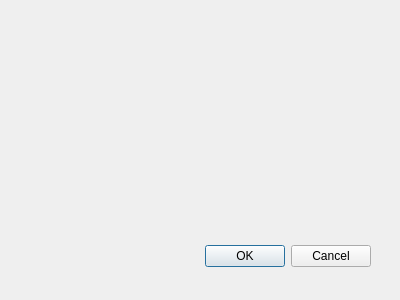
Old version of the form projectsettingsdialog.ui in the repository PawelJanik/ucDevelop.
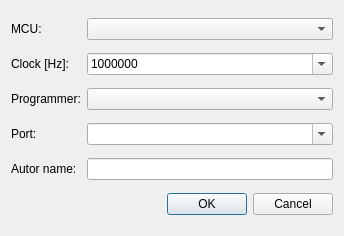
New version of the form.

Diff of the .ui file:
```diff
--- a/projectsettingsdialog.ui
+++ b/projectsettingsdialog.ui
@@ -6,8 +6,8 @@
    <rect>
     <x>0</x>
     <y>0</y>
-    <width>400</width>
-    <height>300</height>
+    <width>344</width>
+    <height>236</height>
    </rect>
   </property>
   <property name="windowTitle">
@@ -16,22 +16,145 @@
   <property name="locale">
    <locale language="English" country="UnitedStates"/>
   </property>
-  <widget class="QDialogButtonBox" name="buttonBox">
-   <property name="geometry">
-    <rect>
-     <x>30</x>
-     <y>240</y>
-     <width>341</width>
-     <height>32</height>
-    </rect>
-   </property>
-   <property name="orientation">
-    <enum>Qt::Horizontal</enum>
-   </property>
-   <property name="standardButtons">
-    <set>QDialogButtonBox::Cancel|QDialogButtonBox::Ok</set>
-   </property>
-  </widget>
+  <layout class="QGridLayout" name="gridLayout">
+   <item row="5" column="1">
+    <widget class="QLineEdit" name="autorNameEdit">
+     <property name="sizePolicy">
+      <sizepolicy hsizetype="Expanding" vsizetype="Fixed">
+       <horstretch>0</horstretch>
+       <verstretch>0</verstretch>
+      </sizepolicy>
+     </property>
+    </widget>
+   </item>
+   <item row="2" column="0">
+    <widget class="QLabel" name="label_2">
+     <property name="text">
+      <string>Clock [Hz]:</string>
+     </property>
+    </widget>
+   </item>
+   <item row="6" column="0" colspan="2">
+    <widget class="QDialogButtonBox" name="buttonBox">
+     <property name="orientation">
+      <enum>Qt::Horizontal</enum>
+     </property>
+     <property name="standardButtons">
+      <set>QDialogButtonBox::Cancel|QDialogButtonBox::Ok</set>
+     </property>
+    </widget>
+   </item>
+   <item row="5" column="0">
+    <widget class="QLabel" name="label_5">
+     <property name="text">
+      <string>Autor name:</string>
+     </property>
+    </widget>
+   </item>
+   <item row="1" column="1">
+    <widget class="QComboBox" name="mcuBox">
+     <property name="sizePolicy">
+      <sizepolicy hsizetype="Expanding" vsizetype="Fixed">
+       <horstretch>0</horstretch>
+       <verstretch>0</verstretch>
+      </sizepolicy>
+     </property>
+     <property name="editable">
+      <bool>false</bool>
+     </property>
+    </widget>
+   </item>
+   <item row="2" column="1">
+    <widget class="QComboBox" name="clockBox">
+     <property name="sizePolicy">
+      <sizepolicy hsizetype="Expanding" vsizetype="Fixed">
+       <horstretch>0</horstretch>
+       <verstretch>0</verstretch>
+      </sizepolicy>
+     </property>
+     <property name="editable">
+      <bool>true</bool>
+     </property>
+     <item>
+      <property name="text">
+       <string>1000000</string>
+      </property>
+     </item>
+     <item>
+      <property name="text">
+       <string>2000000</string>
+      </property>
+     </item>
+     <item>
+      <property name="text">
+       <string>4000000</string>
+      </property>
+     </item>
+     <item>
+      <property name="text">
+       <string>8000000</string>
+      </property>
+     </item>
+     <item>
+      <property name="text">
+       <string>11059200</string>
+      </property>
+     </item>
+     <item>
+      <property name="text">
+       <string>16000000</string>
+      </property>
+     </item>
+    </widget>
+   </item>
+   <item row="3" column="0">
+    <widget class="QLabel" name="label_3">
+     <property name="text">
+      <string>Programmer:</string>
+     </property>
+    </widget>
+   </item>
+   <item row="3" column="1">
+    <widget class="QComboBox" name="programmerBox">
+     <property name="sizePolicy">
+      <sizepolicy hsizetype="Expanding" vsizetype="Fixed">
+       <horstretch>0</horstretch>
+       <verstretch>0</verstretch>
+      </sizepolicy>
+     </property>
+     <property name="editable">
+      <bool>false</bool>
+     </property>
+    </widget>
+   </item>
+   <item row="4" column="0">
+    <widget class="QLabel" name="label_4">
+     <property name="text">
+      <string>Port:</string>
+     </property>
+    </widget>
+   </item>
+   <item row="4" column="1">
+    <widget class="QComboBox" name="portBox">
+     <property name="sizePolicy">
+      <sizepolicy hsizetype="Expanding" vsizetype="Fixed">
+       <horstretch>0</horstretch>
+       <verstretch>0</verstretch>
+      </sizepolicy>
+     </property>
+     <property name="editable">
+      <bool>true</bool>
+     </property>
+    </widget>
+   </item>
+   <item row="1" column="0">
+    <widget class="QLabel" name="label">
+     <property name="text">
+      <string>MCU:</string>
+     </property>
+    </widget>
+   </item>
+  </layout>
  </widget>
  <resources/>
  <connections>
```
Left out of the diff: 16 changed lines with no effect on the pictures.
